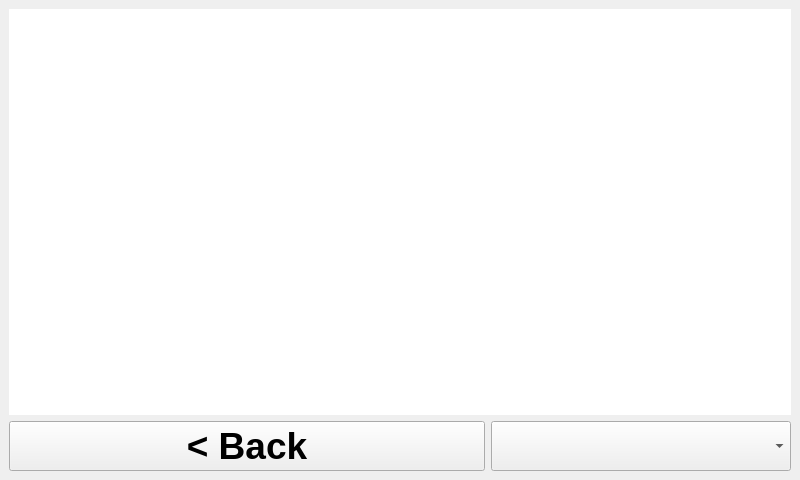
The window that src/ui_elements/logwindow.ui (AndreWohnsland/CocktailBerry) describes before a commit, drawn with Qt 5.
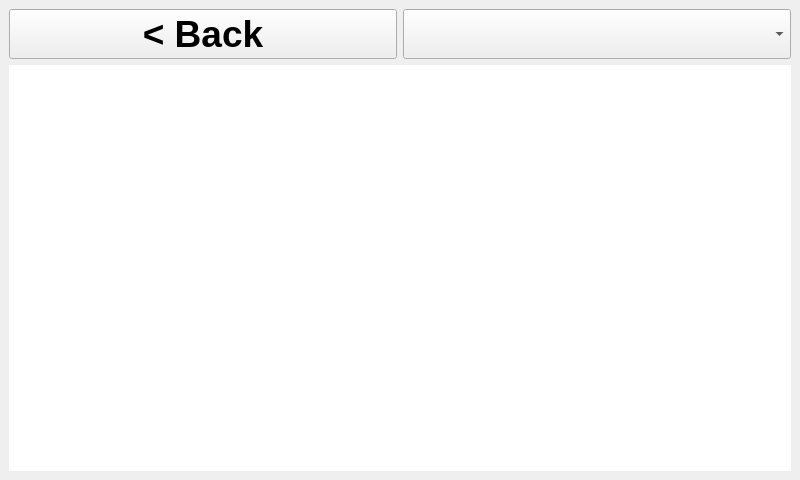
The same window after the commit.

Commit message: Switch control to top

What changed in the file:
```diff
--- a/src/ui_elements/logwindow.ui
+++ b/src/ui_elements/logwindow.ui
@@ -39,27 +39,6 @@
   </property>
   <widget class="QWidget" name="centralwidget">
    <layout class="QVBoxLayout" name="verticalLayout_2">
-    <item>
-     <widget class="QTextBrowser" name="text_display">
-      <property name="font">
-       <font>
-        <pointsize>12</pointsize>
-       </font>
-      </property>
-      <property name="frameShape">
-       <enum>QFrame::NoFrame</enum>
-      </property>
-      <property name="frameShadow">
-       <enum>QFrame::Plain</enum>
-      </property>
-      <property name="horizontalScrollBarPolicy">
-       <enum>Qt::ScrollBarAsNeeded</enum>
-      </property>
-      <property name="lineWrapMode">
-       <enum>QTextEdit::NoWrap</enum>
-      </property>
-     </widget>
-    </item>
     <item>
      <layout class="QHBoxLayout" name="horizontalLayout">
       <item>
@@ -95,7 +74,7 @@
         </property>
         <property name="maximumSize">
          <size>
-          <width>300</width>
+          <width>5000</width>
           <height>100</height>
          </size>
         </property>
@@ -113,6 +92,27 @@
       </item>
      </layout>
     </item>
+    <item>
+     <widget class="QTextBrowser" name="text_display">
+      <property name="font">
+       <font>
+        <pointsize>12</pointsize>
+       </font>
+      </property>
+      <property name="frameShape">
+       <enum>QFrame::NoFrame</enum>
+      </property>
+      <property name="frameShadow">
+       <enum>QFrame::Plain</enum>
+      </property>
+      <property name="horizontalScrollBarPolicy">
+       <enum>Qt::ScrollBarAsNeeded</enum>
+      </property>
+      <property name="lineWrapMode">
+       <enum>QTextEdit::NoWrap</enum>
+      </property>
+     </widget>
+    </item>
    </layout>
   </widget>
  </widget>
```
The commit also changes 1 other file.
